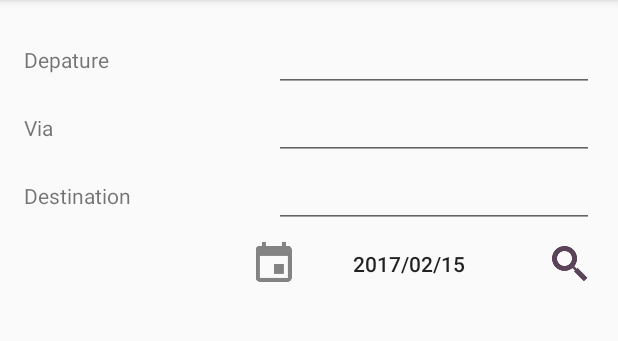
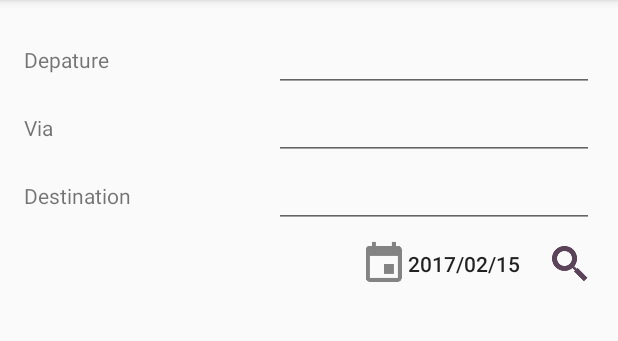
Before and after one commit to hiyuki2578/devcamp2016-b, an Android app: the screen it shows after launch (MainActivity), on a phone screen of 412 x 824 dp, the part 84-425 px from its top. Run offline under Robolectric (Android 15) with nearby library versions, the phone set to English and light mode, and no system bars; our stand-ins replace Volley; libraries missing offline, so code that uses them is left out: com.deploygate.sdk; 2 statements that could not run were skipped.

Commit message:
add error

```diff
--- a/app/src/main/res/layout/activity_main.xml
+++ b/app/src/main/res/layout/activity_main.xml
@@ -93,7 +93,7 @@
 
         <Button
             android:id="@+id/Day"
-            android:layout_width="270px"
+            android:layout_width="wrap_content"
             android:layout_height="wrap_content"
             android:text=""
             android:background="@null"
```
Also changed, not shown: app/src/main/java/jp/android_group/student/ticketsplit/MainActivity.java (+9 -0 lines).
